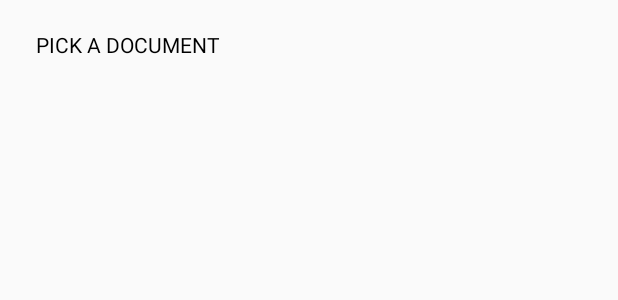
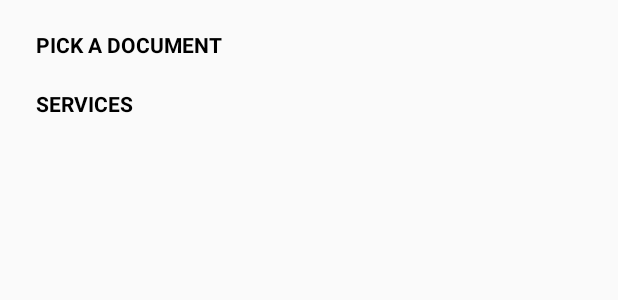
Before and after one commit to Anilchopra22/DigiLocker, an Android app: the layout activity_howto.xml on its own in the app's theme, with its tools: preview values and no code run, on a phone screen of 412 x 824 dp. Shown: the top 300 px of the screen. Run offline under Robolectric (Android 15) with nearby library versions, the phone set to English and light mode, and no system bars.

Commit message:
one more

```diff
--- a/app/src/main/res/layout/activity_howto.xml
+++ b/app/src/main/res/layout/activity_howto.xml
@@ -14,7 +14,10 @@
         android:paddingLeft="4dp"
         android:paddingBottom="4dp"
         android:layout_width="match_parent"
-        android:layout_height="wrap_content" />
+        android:layout_height="wrap_content"
+        android:textStyle="bold"
+
+         />
 
     <ListView xmlns:android="http://schemas.android.com/apk/res/android"
         android:id="@+id/howto_listview"
@@ -22,4 +25,25 @@
         android:layout_width="wrap_content"
         android:layout_height="wrap_content" />
 
+
+    <TextView
+        android:id="@+id/services"
+        android:text="SERVICES"
+        android:textColor="@color/black_overlay"
+        android:layout_margin="4dp"
+        android:paddingLeft="4dp"
+        android:paddingTop="8dp"
+        android:paddingBottom="4dp"
+        android:layout_width="match_parent"
+        android:layout_height="wrap_content"
+        android:layout_below="@+id/howto_listview"
+        android:textStyle="bold"
+
+         />
+    <ListView xmlns:android="http://schemas.android.com/apk/res/android"
+        android:id="@+id/howto_services_listview"
+        android:layout_below="@+id/services"
+        android:layout_width="wrap_content"
+        android:layout_height="wrap_content" />
+
 </RelativeLayout>
```
